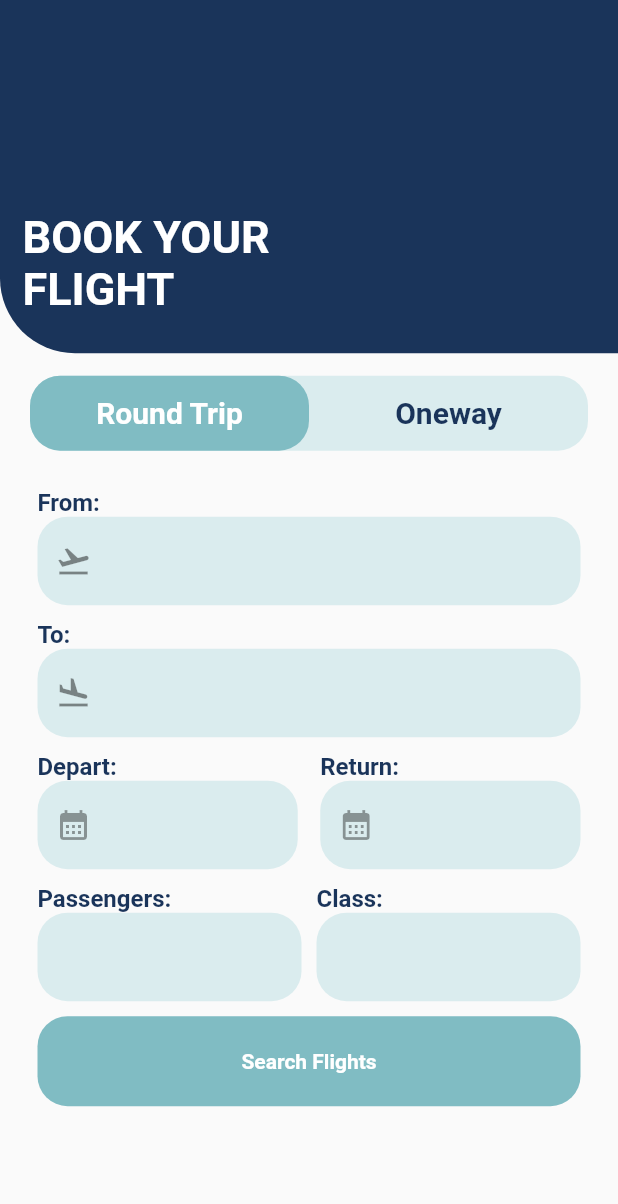
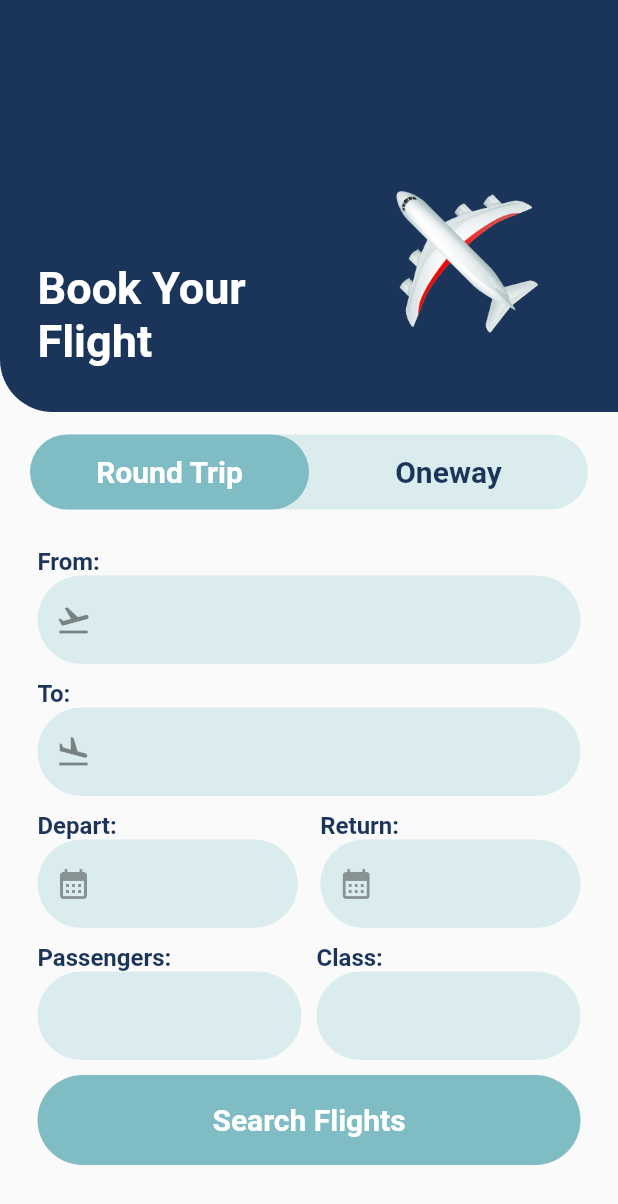
Before and after one commit to Bfiq/BfiqAirlines, a Flutter app: the screen it shows after launch, on a phone screen of 412 x 824 dp. Shown: the top 1204 px of the screen. Run offline on Flutter 3.47's test engine with Material 2 defaults, Android fonts, the phone set to English and light mode, and no system bars.

Commit message:
Añadido de imagenes, avances en la ui del home (solo falta el mapamundi)

```diff
--- a/lib/Screens/HomeScreen.dart
+++ b/lib/Screens/HomeScreen.dart
@@ -52,26 +52,25 @@ class _HomeScreenState extends State<HomeScreen> {
   @override
   Widget build(BuildContext context) {
     return Scaffold(
-      body: SafeArea(
-          child: Column(
+      body: Column(
         children: [
           Container(
             //Envolver dentro de un stack para posicionar el texto y las imagenes, posiblemente el mapamundi lo posicione con z index(como capas)
             height:
-                MediaQuery.of(context).size.height / 3.5, //Separar en variable?
-            decoration: BoxDecoration(
+                MediaQuery.of(context).size.height / 3, //Separar en variable?
+            decoration: const BoxDecoration(
                 color: StylesApp.primaryColor, //Separar los estilos
                 borderRadius:
-                    BorderRadius.only(bottomLeft: Radius.circular(50))),
+                    BorderRadius.only(bottomLeft: Radius.circular(35))),
             child: Row(
               children: [
                 Expanded(
                   child: Padding(
-                    padding: const EdgeInsets.only(bottom: 25, left: 15),
+                    padding: const EdgeInsets.only(bottom: 30, left: 25),
                     child: Container(
-                      child: Align(
+                      child: const Align(
                         alignment: Alignment.bottomCenter,
-                        child: const Text("BOOK YOUR FLIGHT",
+                        child: Text("Book Your Flight",
                             style: TextStyle(
                                 color: Colors.white,
                                 fontSize: 30,
@@ -82,7 +81,15 @@ class _HomeScreenState extends State<HomeScreen> {
                 ),
                 const SizedBox(width: 10),
                 Expanded(
-                  child: Container(),
+                  child: Column(
+                      mainAxisAlignment: MainAxisAlignment.end,
+                      children: [
+                        Padding(
+                          padding: const EdgeInsets.only(bottom: 40),
+                          child:
+                              Image.asset("assets/airplane.png", height: 120),
+                        ),
+                      ]),
                 ),
               ],
             ),
@@ -92,7 +99,7 @@ class _HomeScreenState extends State<HomeScreen> {
             child: Container(
               decoration: const BoxDecoration(
                   color: StylesApp.secondLigthColor,
-                  borderRadius: BorderRadius.all(Radius.circular(20))),
+                  borderRadius: BorderRadius.all(Radius.circular(30))),
               height: 50,
               child: Row(
                 mainAxisAlignment: MainAxisAlignment.spaceEvenly,
@@ -138,9 +145,12 @@ class _HomeScreenState extends State<HomeScreen> {
                     children: [
                       TextsWt().textAlingLeft("From"),
                       TextFormField(
+                        style: const TextStyle(
+                            color: StylesApp.primaryColor,
+                            fontWeight: FontWeight.bold),
                         decoration: InputDecoration(
                             border: OutlineInputBorder(
-                                borderRadius: BorderRadius.circular(20),
+                                borderRadius: BorderRadius.circular(30),
                                 borderSide: const BorderSide(
                                     width: 0, style: BorderStyle.none)),
                             fillColor: StylesApp.secondLigthColor,
@@ -150,10 +160,13 @@ class _HomeScreenState extends State<HomeScreen> {
                       ),
                       TextsWt().textAlingLeft("To"),
                       TextFormField(
+                        style: const TextStyle(
+                            color: StylesApp.primaryColor,
+                            fontWeight: FontWeight.bold),
                         enabled: _selectedButton == 1 ? true : false,
                         decoration: InputDecoration(
                             border: OutlineInputBorder(
-                                borderRadius: BorderRadius.circular(20),
+                                borderRadius: BorderRadius.circular(30),
                                 borderSide: const BorderSide(
                                     width: 0, style: BorderStyle.none)),
                             fillColor: StylesApp.secondLigthColor,
@@ -170,12 +183,15 @@ class _HomeScreenState extends State<HomeScreen> {
                                 GestureDetector(
                                   onTap: () async => selectedDate(0),
                                   child: TextFormField(
+                                    style: const TextStyle(
+                                        color: StylesApp.primaryColor,
+                                        fontWeight: FontWeight.bold),
                                     controller: _dateDepart,
                                     enabled: false,
                                     decoration: InputDecoration(
                                         border: OutlineInputBorder(
                                             borderRadius:
-                                                BorderRadius.circular(20),
+                                                BorderRadius.circular(30),
                                             borderSide: const BorderSide(
                                                 width: 0,
                                                 style: BorderStyle.none)),
@@ -211,12 +227,15 @@ class _HomeScreenState extends State<HomeScreen> {
                                     }
                                   },
                                   child: TextFormField(
+                                    style: const TextStyle(
+                                        color: StylesApp.primaryColor,
+                                        fontWeight: FontWeight.bold),
                                     controller: _dateReturn,
                                     enabled: false,
                                     decoration: InputDecoration(
                                         border: OutlineInputBorder(
                                             borderRadius:
-                                                BorderRadius.circular(20),
+                                                BorderRadius.circular(30),
                                             borderSide: const BorderSide(
                                                 width: 0,
                                                 style: BorderStyle.none)),
@@ -239,10 +258,13 @@ class _HomeScreenState extends State<HomeScreen> {
                               children: [
                                 TextsWt().textAlingLeft("Passengers"),
                                 TextFormField(
+                                  style: const TextStyle(
+                                      color: StylesApp.primaryColor,
+                                      fontWeight: FontWeight.bold),
                                   keyboardType: TextInputType.number,
                                   decoration: InputDecoration(
                                     border: OutlineInputBorder(
-                                        borderRadius: BorderRadius.circular(20),
+                                        borderRadius: BorderRadius.circular(30),
                                         borderSide: const BorderSide(
                                             width: 0, style: BorderStyle.none)),
                                     fillColor: StylesApp.secondLigthColor,
@@ -259,9 +281,12 @@ class _HomeScreenState extends State<HomeScreen> {
                               children: [
                                 TextsWt().textAlingLeft("Class"),
                                 TextFormField(
+                                  style: const TextStyle(
+                                      color: StylesApp.primaryColor,
+                                      fontWeight: FontWeight.bold),
                                   decoration: InputDecoration(
                                     border: OutlineInputBorder(
-                                        borderRadius: BorderRadius.circular(20),
+                                        borderRadius: BorderRadius.circular(30),
                                         borderSide: const BorderSide(
                                             width: 0, style: BorderStyle.none)),
                                     fillColor: StylesApp.secondLigthColor,
@@ -282,12 +307,13 @@ class _HomeScreenState extends State<HomeScreen> {
                           height: 60,
                           decoration: BoxDecoration(
                               color: StylesApp.secondColor,
-                              borderRadius: BorderRadius.circular(20)),
+                              borderRadius: BorderRadius.circular(30)),
                           child: const Center(
                             child: Text("Search Flights",
                                 style: TextStyle(
                                     color: Colors.white,
-                                    fontWeight: FontWeight.bold)),
+                                    fontWeight: FontWeight.bold,
+                                    fontSize: 20)),
                           ),
                         ),
                       )
@@ -298,7 +324,7 @@ class _HomeScreenState extends State<HomeScreen> {
             ),
           ),
         ],
-      )),
+      ),
     );
   }
 }
--- a/lib/main.dart
+++ b/lib/main.dart
@@ -12,6 +12,7 @@ class MyApp extends StatelessWidget {
   @override
   Widget build(BuildContext context) {
     return MaterialApp(
+      debugShowCheckedModeBanner: false,
       title: 'Bfiq Airlines',
       theme: ThemeData(
         primarySwatch: Colors.blue,
--- a/lib/widgets/ButtonsWt.dart
+++ b/lib/widgets/ButtonsWt.dart
@@ -6,7 +6,7 @@ class ButtonsWt {
     return Container(
       decoration: const BoxDecoration(
           color: StylesApp.secondColor,
-          borderRadius: BorderRadius.all(Radius.circular(20))),
+          borderRadius: BorderRadius.all(Radius.circular(30))),
       child: Center(
         child: Text(text,
             style: const TextStyle(
```
Also changed, not shown: pubspec.yaml (+2 -8 lines), assets/airplane.png (added), 1 other file.
